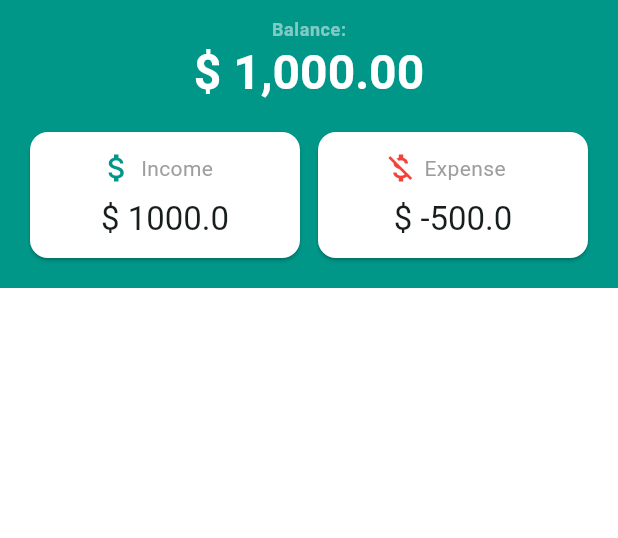
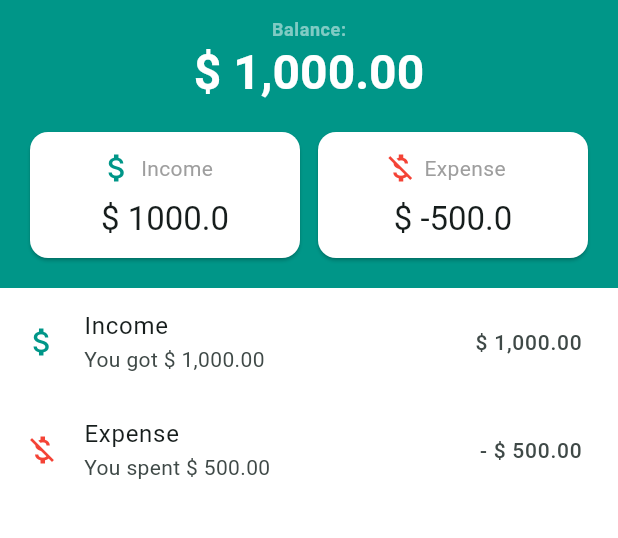
Before and after one commit to sonaiv13/money_tracker, a Flutter app: the screen it shows after launch, on a phone screen of 412 x 824 dp, the part 30-568 px from its top. Run offline on Flutter 3.47's test engine with Material 3 defaults, Android fonts, the phone set to English and light mode, and no system bars.

Commit message:
Transactions list added

```diff
--- a/lib/view/components/transactions_list.dart
+++ b/lib/view/components/transactions_list.dart
@@ -12,6 +12,22 @@ class TransactionsList extends StatelessWidget {
         decoration: const BoxDecoration(
             color: Colors.white
         ),
+        child: ListView(
+          children: [
+            ListTile(
+              leading: Icon(Icons.attach_money, color: Colors.teal),
+              title: Text('Income'),
+              subtitle: Text('You got \$ 1,000.00'),
+              trailing: Text('\$ 1,000.00', style: TextStyle(fontSize: 14)),
+            ),
+            ListTile(
+              leading: Icon(Icons.money_off, color: Colors.red),
+              title: Text('Expense'),
+              subtitle: Text('You spent \$ 500.00'),
+              trailing: Text('- \$ 500.00', style: TextStyle(fontSize: 14)),
+            )
+          ],
+        ),
       ),
     );
   }
```
